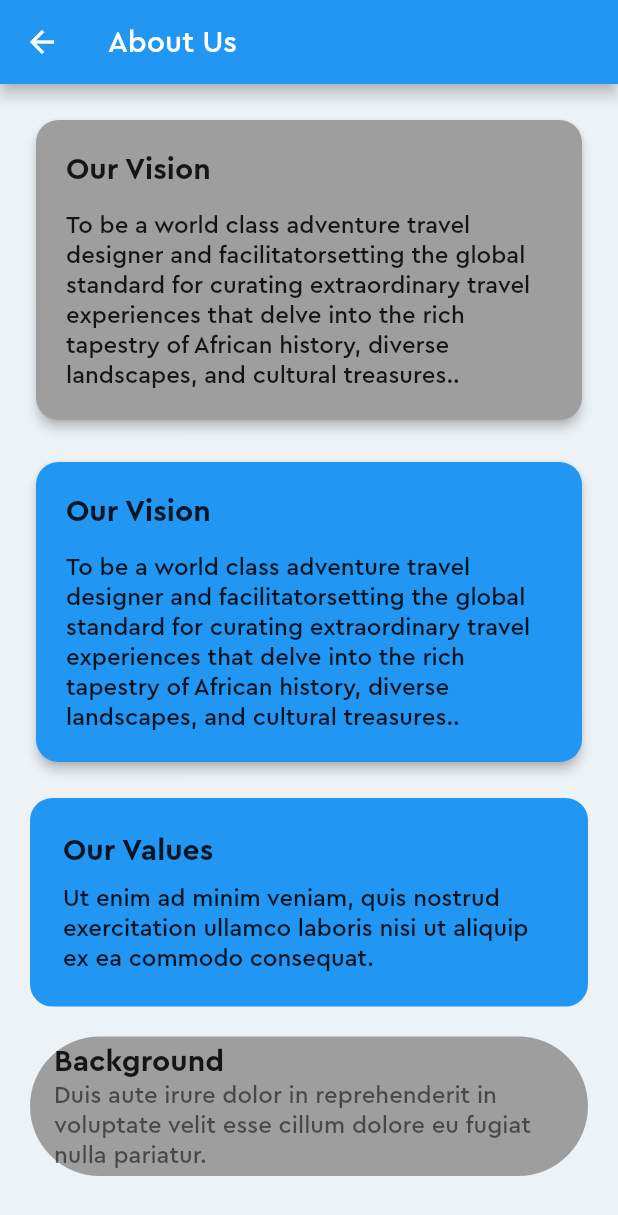
After one commit to njogubless/HikersAfrique, a Flutter app: the AboutUsPage screen opened directly, on a phone screen of 412 x 824 dp. The commit adds this screen. Shown: the top 1215 px of the screen. Run offline on Flutter 3.47's test engine with Material 2 defaults, Android fonts, the phone set to English and light mode, and no system bars; our stand-ins replace cloud_firestore, curved_navigation_bar, email_validator, firebase_auth, firebase_core, firebase_storage and 5 more; missing offline and left inert: dart:ffi; accounts and stored records are empty.

Commit message:
adding helppage,aboutuspage

```diff
--- a/lib/screens/admin/logistics.dart
+++ b/lib/screens/admin/logistics.dart
@@ -220,7 +220,7 @@ class AllocationPageState extends State<AllocationPage> {
               value: selectedEvent,
               onChanged: (Event? value) {
                 print(
-                    '###################Available event ${events.toString()}');
+                    '#Available event ${events.toString()}');
                 setState(() {
                   selectedEvent = value;
                 });
--- /dev/null
+++ b/lib/screens/home/homepages/about.dart
@@ -0,0 +1,156 @@
+import 'package:flutter/material.dart';
+
+class AboutUsPage extends StatefulWidget {
+  const AboutUsPage({Key? key}) : super(key: key);
+
+  @override
+  State<AboutUsPage> createState() => _AboutUsState();
+}
+
+class _AboutUsState extends State<AboutUsPage> {
+  @override
+  Widget build(BuildContext context) {
+    return Scaffold(
+      appBar: AppBar(
+        title: const Text('About Us'),
+      ),
+      body: SingleChildScrollView(
+        padding: const EdgeInsets.all(20.0),
+        child: Column(
+          crossAxisAlignment: CrossAxisAlignment.stretch,
+          children: [
+            CustomServiceCard(
+              color: Colors.grey,
+              shape: RoundedRectangleBorder(borderRadius: BorderRadius.circular(15.0)),
+            ),
+            const SizedBox(height: 20.0),
+            CustomServiceCard(
+              color: Colors.blue,
+              shape: RoundedRectangleBorder(borderRadius: BorderRadius.circular(15.0)),
+            ),
+            const SizedBox(height: 20.0),
+            const CustomMessageBox(
+              color: Colors.blue,
+            ),
+            const SizedBox(height: 20.0),
+            const CustomCircularCard(
+              color: Colors.grey,
+            ),
+          ],
+        ),
+      ),
+    );
+  }
+}
+
+class CustomServiceCard extends StatelessWidget {
+  final Color color;
+  final ShapeBorder shape;
+
+  const CustomServiceCard({
+    Key? key,
+    required this.color,
+    required this.shape,
+  }) : super(key: key);
+
+  @override
+  Widget build(BuildContext context) {
+    return Card(
+      elevation: 3.0,
+      shape: shape,
+      color: color,
+      child: const Padding(
+        padding: EdgeInsets.all(20.0),
+        child: Column(
+          crossAxisAlignment: CrossAxisAlignment.start,
+          children: [
+            Text(
+              'Our Vision',
+              style: TextStyle(
+                fontSize: 20.0,
+                fontWeight: FontWeight.bold,
+              ),
+            ),
+            SizedBox(height: 15.0),
+            Text(
+              'To be a world class adventure travel designer and facilitator'
+              'setting the global standard for curating extraordinary travel experiences that delve into the rich tapestry of African history,'
+              ' diverse landscapes, and cultural treasures..',
+              style: TextStyle(fontSize: 16.0),
+            ),
+          ],
+        ),
+      ),
+    );
+  }
+}
+
+class CustomMessageBox extends StatelessWidget {
+  final Color color;
+
+  const CustomMessageBox({
+    Key? key,
+    required this.color,
+  }) : super(key: key);
+
+  @override
+  Widget build(BuildContext context) {
+    return Container(
+      padding: const EdgeInsets.all(20.0),
+      decoration: BoxDecoration(
+        color: color,
+        borderRadius: BorderRadius.circular(15.0),
+        border: Border.all(color: Colors.blue, width: 2.0),
+      ),
+      child: const Column(
+        crossAxisAlignment: CrossAxisAlignment.start,
+        children: [
+          Text(
+            'Our Values',
+            style: TextStyle(
+              fontSize: 20.0,
+              fontWeight: FontWeight.bold,
+            ),
+          ),
+          SizedBox(height: 10.0),
+          Text(
+            'Ut enim ad minim veniam, quis nostrud exercitation ullamco laboris nisi ut aliquip ex ea commodo consequat.',
+            style: TextStyle(fontSize: 16.0),
+          ),
+        ],
+      ),
+    );
+  }
+}
+
+class CustomCircularCard extends StatelessWidget {
+  final Color color;
+
+  const CustomCircularCard({
+    Key? key,
+    required this.color,
+  }) : super(key: key);
+
+  @override
+  Widget build(BuildContext context) {
+    return Container(
+      decoration: BoxDecoration(
+        color: color,
+        borderRadius: BorderRadius.circular(150.0),
+      ),
+      child: const ListTile(
+        title: Text(
+          'Background',
+          style: TextStyle(
+            fontSize: 20.0,
+            fontWeight: FontWeight.bold,
+          ),
+        ),
+        subtitle: Text(
+          'Duis aute irure dolor in reprehenderit in voluptate velit esse cillum dolore eu fugiat nulla pariatur.',
+          style: TextStyle(fontSize: 16.0),
+        ),
+      ),
+    );
+  }
+}
```
Also changed, not shown: lib/screens/home/home_screen.dart (+36 -1 lines), lib/screens/home/homepages/help.dart (added, +136 -0 lines), lib/screens/admin/driver.dart (added), lib/screens/admin/guide.dart (added), pubspec.lock.
